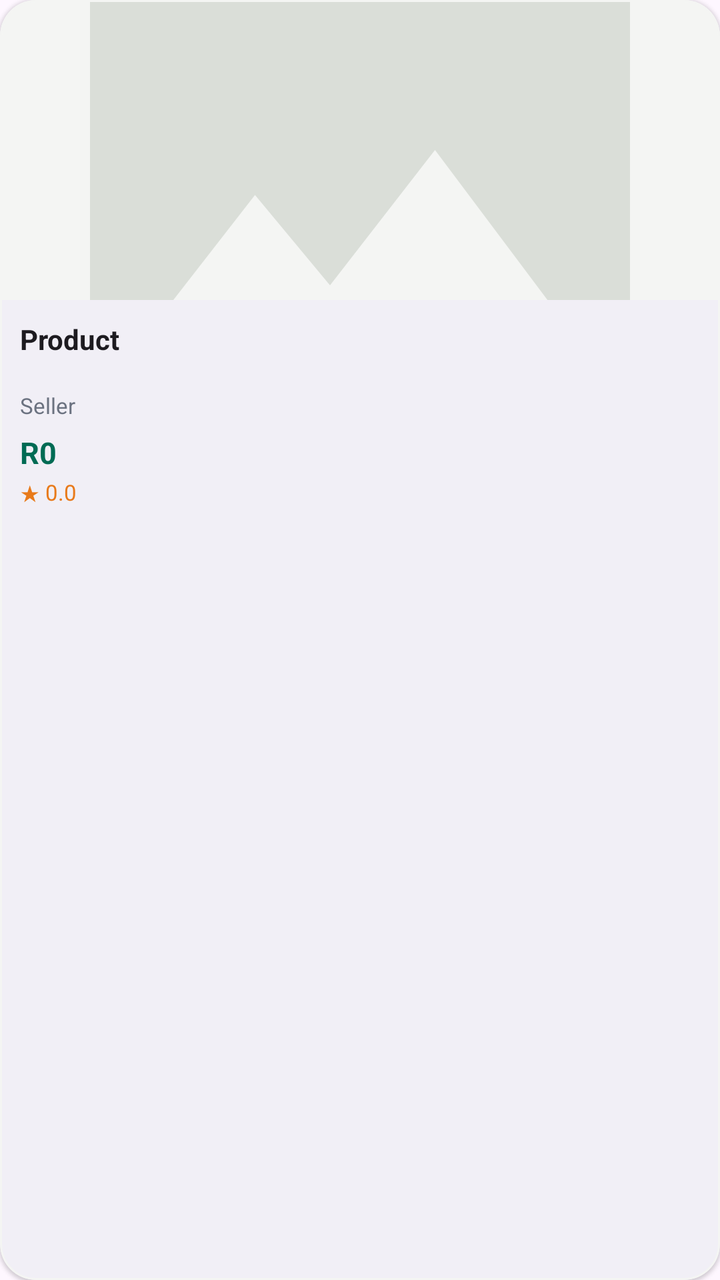
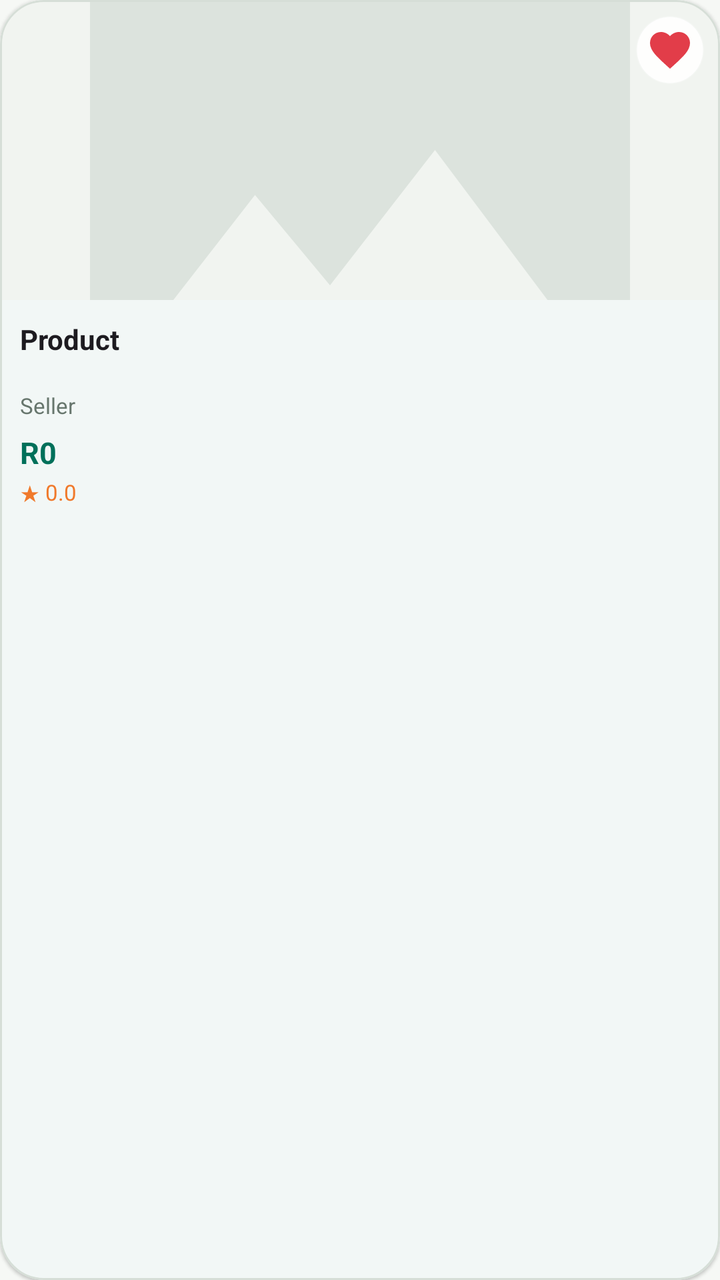

Screens rendered from an Android XML layout before and after an edit, with the pre-edit source and the edit as a unified diff.
<!-- AndroidManifest.xml: application theme Theme.ShopLocal -->
<!-- res/layout/item_product.xml -->
<?xml version="1.0" encoding="utf-8"?>
<com.google.android.material.card.MaterialCardView xmlns:android="http://schemas.android.com/apk/res/android"
    xmlns:app="http://schemas.android.com/apk/res-auto"
    android:id="@+id/root"
    android:layout_width="match_parent"
    android:layout_height="wrap_content"
    android:layout_margin="6dp"
    app:cardCornerRadius="18dp"
    app:cardElevation="1dp"
    app:strokeColor="@color/grey_100"
    app:strokeWidth="1dp">

    <LinearLayout
        android:layout_width="match_parent"
        android:layout_height="wrap_content"
        android:orientation="vertical">

        <FrameLayout
            android:layout_width="match_parent"
            android:layout_height="wrap_content">

            <ImageView
                android:id="@+id/productImage"
                android:layout_width="match_parent"
                android:layout_height="150dp"
                android:background="@color/grey_100"
                android:scaleType="centerCrop"
                android:contentDescription="@string/app_name"
                android:src="@drawable/ic_image_placeholder" />

            <TextView
                android:id="@+id/saleBadge"
                android:layout_width="wrap_content"
                android:layout_height="wrap_content"
                android:layout_margin="8dp"
                android:background="@drawable/bg_sale_badge"
                android:paddingHorizontal="8dp"
                android:paddingVertical="3dp"
                android:text="@string/sale_badge"
                android:textColor="@color/white"
                android:textSize="10sp"
                android:textStyle="bold"
                android:visibility="gone" />
        </FrameLayout>

        <LinearLayout
            android:layout_width="match_parent"
            android:layout_height="wrap_content"
            android:orientation="vertical"
            android:padding="10dp">

            <TextView
                android:id="@+id/productName"
                android:layout_width="match_parent"
                android:layout_height="wrap_content"
                android:ellipsize="end"
                android:maxLines="2"
                android:minLines="2"
                android:text="Product"
                android:textColor="?android:attr/textColorPrimary"
                android:textSize="14sp"
                android:textStyle="bold" />

            <TextView
                android:id="@+id/sellerName"
                android:layout_width="match_parent"
                android:layout_height="wrap_content"
                android:ellipsize="end"
                android:maxLines="1"
                android:text="Seller"
                android:textColor="@color/grey_600"
                android:textSize="11sp" />

            <LinearLayout
                android:layout_width="match_parent"
                android:layout_height="wrap_content"
                android:layout_marginTop="6dp"
                android:orientation="horizontal"
                android:gravity="center_vertical">

                <TextView
                    android:id="@+id/price"
                    android:layout_width="wrap_content"
                    android:layout_height="wrap_content"
                    android:text="R0"
                    android:textColor="@color/brand_green"
                    android:textSize="15sp"
                    android:textStyle="bold" />

                <TextView
                    android:id="@+id/oldPrice"
                    android:layout_width="wrap_content"
                    android:layout_height="wrap_content"
                    android:layout_marginStart="6dp"
                    android:text="R0"
                    android:textColor="@color/grey_600"
                    android:textSize="12sp"
                    android:visibility="gone" />
            </LinearLayout>

            <TextView
                android:id="@+id/rating"
                android:layout_width="wrap_content"
                android:layout_height="wrap_content"
                android:layout_marginTop="2dp"
                android:text="★ 0.0"
                android:textColor="@color/brand_orange"
                android:textSize="11sp" />
        </LinearLayout>
    </LinearLayout>
</com.google.android.material.card.MaterialCardView>
<!-- resources referenced by this layout -->
<resources>
  <color name="brand_green">#006B54</color>
  <color name="brand_orange">#E87A1A</color>
  <color name="grey_100">#F4F5F3</color>
  <color name="grey_600">#6B7280</color>
  <style name="Theme.ShopLocal" parent="Theme.Material3.DayNight.NoActionBar">
          
          <item name="colorPrimary">@color/brand_green</item>
          <item name="colorPrimaryDark">@color/brand_green_dark</item>
          <item name="colorOnPrimary">@color/white</item>
          <item name="colorPrimaryContainer">@color/brand_green_light</item>
          <item name="colorOnPrimaryContainer">@color/brand_green_dark</item>
          <item name="colorSecondary">@color/brand_orange</item>
          <item name="colorOnSecondary">@color/white</item>
          <item name="colorSecondaryContainer">@color/brand_gold_light</item>
          <item name="colorOnSecondaryContainer">#5A4200</item>
          <item name="colorTertiary">@color/brand_gold</item>
  
          
          <item name="shapeAppearanceCornerSmall">@style/ShapeAppearance.ShopLocal.Small</item>
          <item name="shapeAppearanceCornerMedium">@style/ShapeAppearance.ShopLocal.Medium</item>
          <item name="shapeAppearanceCornerLarge">@style/ShapeAppearance.ShopLocal.Large</item>
  
          
          <item name="materialButtonStyle">@style/Widget.ShopLocal.Button</item>
  
          
          <item name="android:statusBarColor">@color/brand_green</item>
          <item name="android:navigationBarColor">?attr/colorSurface</item>
      </style>
  <color name="sale_red">#C0392B</color>
  <color name="grey_300">#DADED8</color>
  <color name="brand_green_light">#CDE9E0</color>
  <color name="brand_gold_light">#FFE9B0</color>
  <color name="brand_gold">#FFB612</color>
  <style name="ShapeAppearance.ShopLocal.Small" parent="ShapeAppearance.Material3.Corner.Small">
          <item name="cornerSize">10dp</item>
      </style>
  <style name="ShapeAppearance.ShopLocal.Medium" parent="ShapeAppearance.Material3.Corner.Medium">
          <item name="cornerSize">18dp</item>
      </style>
  <style name="ShapeAppearance.ShopLocal.Large" parent="ShapeAppearance.Material3.Corner.Large">
          <item name="cornerSize">24dp</item>
      </style>
  <style name="Widget.ShopLocal.Button" parent="Widget.Material3.Button">
          <item name="cornerRadius">26dp</item>
          <item name="android:paddingTop">12dp</item>
          <item name="android:paddingBottom">12dp</item>
      </style>
  <!-- unchanged entries left out for length: 6 -->
</resources>

<!-- the commit's change to res/layout/item_product.xml (unified diff, before → after) -->
@@ -5,9 +5,12 @@
     android:layout_width="match_parent"
     android:layout_height="wrap_content"
     android:layout_margin="6dp"
-    app:cardCornerRadius="18dp"
+    android:clickable="true"
+    android:focusable="true"
+    app:cardCornerRadius="22dp"
     app:cardElevation="1dp"
-    app:strokeColor="@color/grey_100"
+    app:rippleColor="@color/brand_green_light"
+    app:strokeColor="@color/app_outline"
     app:strokeWidth="1dp">
 
     <LinearLayout
@@ -41,6 +44,18 @@
                 android:textSize="10sp"
                 android:textStyle="bold"
                 android:visibility="gone" />
+
+            <ImageButton
+                android:id="@+id/btnWishlist"
+                android:layout_width="34dp"
+                android:layout_height="34dp"
+                android:layout_gravity="top|end"
+                android:layout_margin="8dp"
+                android:background="@drawable/bg_circle_glass"
+                android:padding="7dp"
+                android:src="@drawable/ic_heart"
+                app:tint="@color/sale_red"
+                android:contentDescription="@string/add_to_wishlist" />
         </FrameLayout>
 
         <LinearLayout
<!-- resource entries referenced after the edit -->
@@ -1,9 +1,10 @@
 <!-- resources referenced by this layout -->
 <resources>
-  <color name="brand_green">#006B54</color>
-  <color name="brand_orange">#E87A1A</color>
-  <color name="grey_100">#F4F5F3</color>
-  <color name="grey_600">#6B7280</color>
+  <color name="app_outline">#D6DED7</color>
+  <color name="brand_green">#00705A</color>
+  <color name="brand_orange">#F0792B</color>
+  <color name="grey_100">#F1F4F0</color>
+  <color name="grey_600">#67766D</color>
   <style name="Theme.ShopLocal" parent="Theme.Material3.DayNight.NoActionBar">
           
           <item name="colorPrimary">@color/brand_green</item>
@@ -11,42 +12,80 @@
           <item name="colorOnPrimary">@color/white</item>
           <item name="colorPrimaryContainer">@color/brand_green_light</item>
           <item name="colorOnPrimaryContainer">@color/brand_green_dark</item>
-          <item name="colorSecondary">@color/brand_orange</item>
-          <item name="colorOnSecondary">@color/white</item>
+          <item name="colorSecondary">@color/brand_gold</item>
+          <item name="colorOnSecondary">@color/black</item>
           <item name="colorSecondaryContainer">@color/brand_gold_light</item>
           <item name="colorOnSecondaryContainer">#5A4200</item>
-          <item name="colorTertiary">@color/brand_gold</item>
+          <item name="colorTertiary">@color/brand_teal</item>
+  
+          
+          <item name="android:colorBackground">@color/app_background</item>
+          <item name="colorSurface">@color/app_surface</item>
+          <item name="colorOnSurface">@color/app_on_surface</item>
+          <item name="colorSurfaceVariant">@color/app_surface_variant</item>
+          <item name="colorOnSurfaceVariant">@color/app_on_surface_variant</item>
+          <item name="colorSurfaceContainer">@color/app_surface_container</item>
+          <item name="colorSurfaceContainerLow">@color/app_surface</item>
+          <item name="colorSurfaceContainerHigh">@color/app_surface_variant</item>
+          <item name="colorOutline">@color/app_outline</item>
+          <item name="colorOutlineVariant">@color/app_outline</item>
+          <item name="colorError">@color/sale_red</item>
   
           
           <item name="shapeAppearanceCornerSmall">@style/ShapeAppearance.ShopLocal.Small</item>
           <item name="shapeAppearanceCornerMedium">@style/ShapeAppearance.ShopLocal.Medium</item>
           <item name="shapeAppearanceCornerLarge">@style/ShapeAppearance.ShopLocal.Large</item>
-  
-          
           <item name="materialButtonStyle">@style/Widget.ShopLocal.Button</item>
   
           
-          <item name="android:statusBarColor">@color/brand_green</item>
-          <item name="android:navigationBarColor">?attr/colorSurface</item>
+          <item name="android:statusBarColor">@color/brand_green_dark</item>
+          <item name="android:navigationBarColor">@color/app_background</item>
+          <item name="android:windowLightStatusBar">false</item>
       </style>
-  <color name="sale_red">#C0392B</color>
-  <color name="grey_300">#DADED8</color>
-  <color name="brand_green_light">#CDE9E0</color>
-  <color name="brand_gold_light">#FFE9B0</color>
-  <color name="brand_gold">#FFB612</color>
+  <color name="glass_surface">#E6FFFFFF</color>
+  <color name="glass_stroke">#33FFFFFF</color>
+  <color name="sale_red">#E23D49</color>
+  <!-- drawable bg_circle_glass (drawable) -->
+  <?xml version="1.0" encoding="utf-8"?>
+  <shape xmlns:android="http://schemas.android.com/apk/res/android" android:shape="oval">
+      <solid android:color="@color/glass_surface" />
+      <stroke android:width="1dp" android:color="@color/glass_stroke" />
+  </shape>
+  <!-- drawable ic_heart (drawable) -->
+  <vector xmlns:android="http://schemas.android.com/apk/res/android"
+      android:width="24dp" android:height="24dp"
+      android:viewportWidth="24" android:viewportHeight="24"
+      android:tint="?attr/colorControlNormal">
+      <path android:fillColor="@android:color/white"
+          android:pathData="M12,21.35l-1.45,-1.32C5.4,15.36 2,12.28 2,8.5 2,5.42 4.42,3 7.5,3c1.74,0 3.41,0.81 4.5,2.09C13.09,3.81 14.76,3 16.5,3 19.58,3 22,5.42 22,8.5c0,3.78 -3.4,6.86 -8.55,11.54L12,21.35z"/>
+  </vector>
+  <string name="add_to_wishlist">Save to wishlist</string>
+  <color name="grey_300">#DCE3DD</color>
+  <color name="brand_green_light">#CFEDE4</color>
+  <color name="brand_gold_light">#FFE7B3</color>
+  <color name="brand_teal">#12A58A</color>
+  <color name="app_background">#F6F8F5</color>
+  <color name="app_surface">#FFFFFF</color>
+  <color name="app_on_surface">#141A17</color>
+  <color name="app_surface_variant">#EDF1EC</color>
+  <color name="app_on_surface_variant">#4C5A51</color>
+  <color name="app_surface_container">#F2F5F0</color>
+  <color name="brand_gold">#F5A524</color>
+  <color name="black">#141A17</color>
   <style name="ShapeAppearance.ShopLocal.Small" parent="ShapeAppearance.Material3.Corner.Small">
-          <item name="cornerSize">10dp</item>
+          <item name="cornerSize">12dp</item>
       </style>
   <style name="ShapeAppearance.ShopLocal.Medium" parent="ShapeAppearance.Material3.Corner.Medium">
-          <item name="cornerSize">18dp</item>
+          <item name="cornerSize">20dp</item>
       </style>
   <style name="ShapeAppearance.ShopLocal.Large" parent="ShapeAppearance.Material3.Corner.Large">
-          <item name="cornerSize">24dp</item>
+          <item name="cornerSize">28dp</item>
       </style>
   <style name="Widget.ShopLocal.Button" parent="Widget.Material3.Button">
           <item name="cornerRadius">26dp</item>
-          <item name="android:paddingTop">12dp</item>
-          <item name="android:paddingBottom">12dp</item>
+          <item name="android:paddingTop">13dp</item>
+          <item name="android:paddingBottom">13dp</item>
+          <item name="android:letterSpacing">0.01</item>
       </style>
   <!-- unchanged entries left out for length: 6 -->
 </resources>
